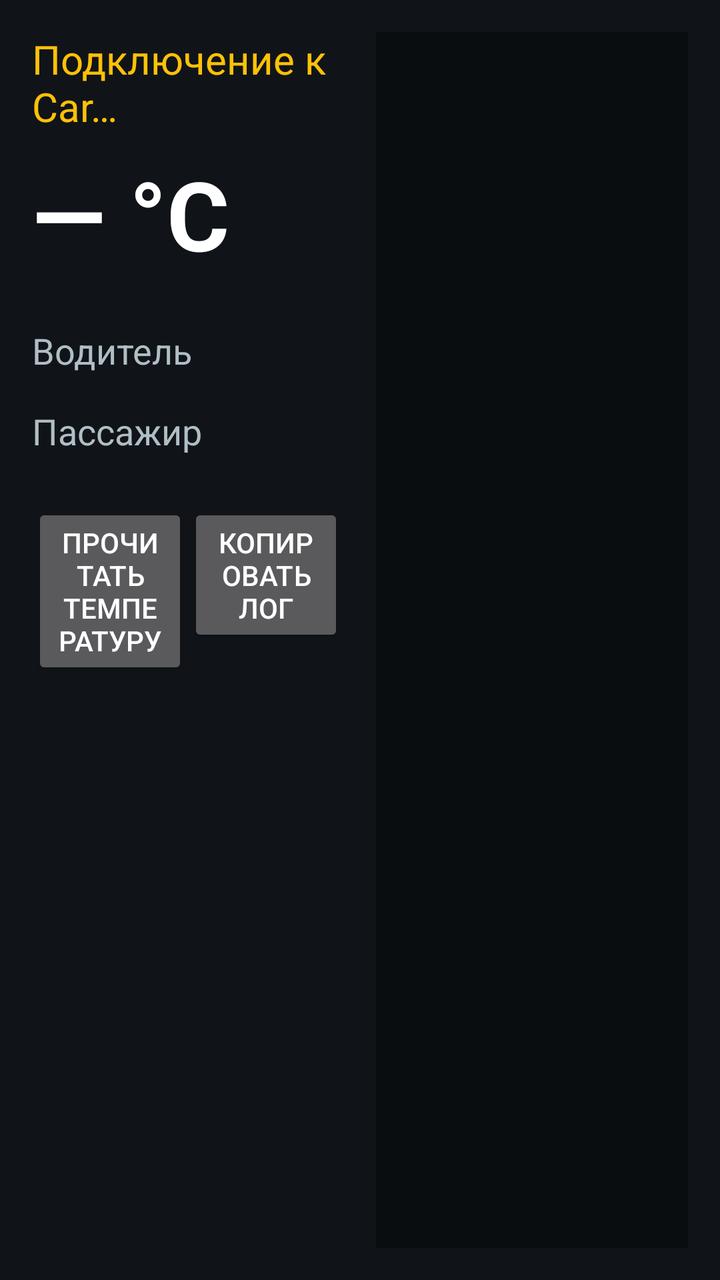
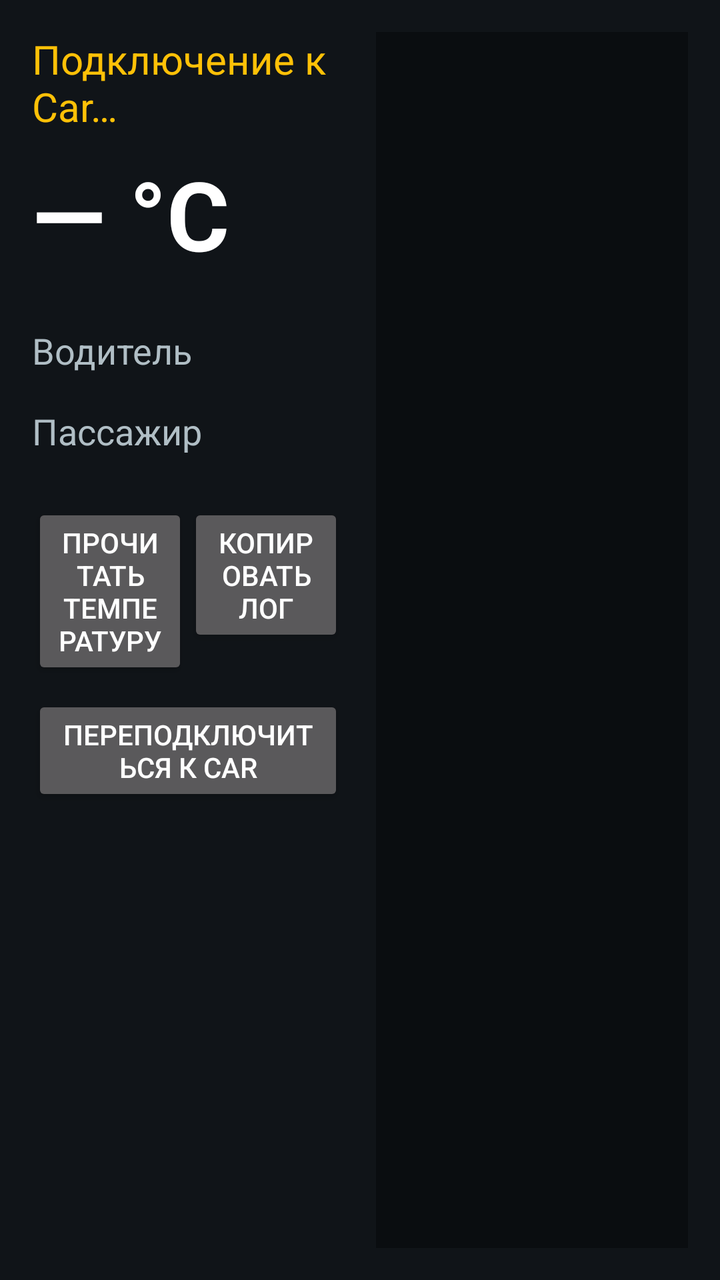

Compare the two renders of this Android layout. The source of the first and the diff that turns it into the second are given below.
<!-- AndroidManifest.xml: application theme android:Theme.Material.NoActionBar -->
<!-- res/layout/activity_main.xml -->
<?xml version="1.0" encoding="utf-8"?>
<LinearLayout xmlns:android="http://schemas.android.com/apk/res/android"
    android:layout_width="match_parent"
    android:layout_height="match_parent"
    android:orientation="horizontal"
    android:background="#101418"
    android:padding="16dp">

    <LinearLayout
        android:layout_width="0dp"
        android:layout_height="match_parent"
        android:layout_weight="1"
        android:orientation="vertical">

        <TextView
            android:id="@+id/status"
            android:layout_width="match_parent"
            android:layout_height="wrap_content"
            android:text="Подключение к Car…"
            android:textSize="20sp"
            android:textColor="#FFC107" />

        <TextView
            android:id="@+id/temperature"
            android:layout_width="match_parent"
            android:layout_height="wrap_content"
            android:layout_marginTop="8dp"
            android:text="— °C"
            android:textSize="48sp"
            android:textStyle="bold"
            android:textColor="#FFFFFF" />

        <TextView
            android:layout_width="match_parent"
            android:layout_height="wrap_content"
            android:layout_marginTop="24dp"
            android:text="Водитель"
            android:textSize="18sp"
            android:textColor="#B0BEC5" />

        <LinearLayout
            android:id="@+id/driverRow"
            android:layout_width="match_parent"
            android:layout_height="wrap_content"
            android:orientation="horizontal" />

        <TextView
            android:layout_width="match_parent"
            android:layout_height="wrap_content"
            android:layout_marginTop="16dp"
            android:text="Пассажир"
            android:textSize="18sp"
            android:textColor="#B0BEC5" />

        <LinearLayout
            android:id="@+id/passengerRow"
            android:layout_width="match_parent"
            android:layout_height="wrap_content"
            android:orientation="horizontal" />

        <LinearLayout
            android:layout_width="match_parent"
            android:layout_height="wrap_content"
            android:layout_marginTop="24dp"
            android:orientation="horizontal">

            <Button
                android:id="@+id/readTemp"
                android:layout_width="0dp"
                android:layout_height="wrap_content"
                android:layout_weight="1"
                android:text="Прочитать температуру" />

            <Button
                android:id="@+id/copyLog"
                android:layout_width="0dp"
                android:layout_height="wrap_content"
                android:layout_weight="1"
                android:text="Копировать лог" />
        </LinearLayout>
    </LinearLayout>

    <ScrollView
        android:id="@+id/logScroll"
        android:layout_width="0dp"
        android:layout_height="match_parent"
        android:layout_weight="1"
        android:layout_marginStart="16dp"
        android:background="#0A0D10"
        android:padding="8dp">

        <TextView
            android:id="@+id/log"
            android:layout_width="match_parent"
            android:layout_height="wrap_content"
            android:textSize="12sp"
            android:typeface="monospace"
            android:textColor="#8BC34A" />
    </ScrollView>
</LinearLayout>
<!-- resources referenced by this layout -->
<resources>

</resources>

<!-- the commit's change to res/layout/activity_main.xml (unified diff, before → after) -->
@@ -78,6 +78,14 @@
                 android:layout_weight="1"
                 android:text="Копировать лог" />
         </LinearLayout>
+
+        
+        <Button
+            android:id="@+id/restartCar"
+            android:layout_width="match_parent"
+            android:layout_height="wrap_content"
+            android:layout_marginTop="8dp"
+            android:text="Переподключиться к Car" />
     </LinearLayout>
 
     <ScrollView
